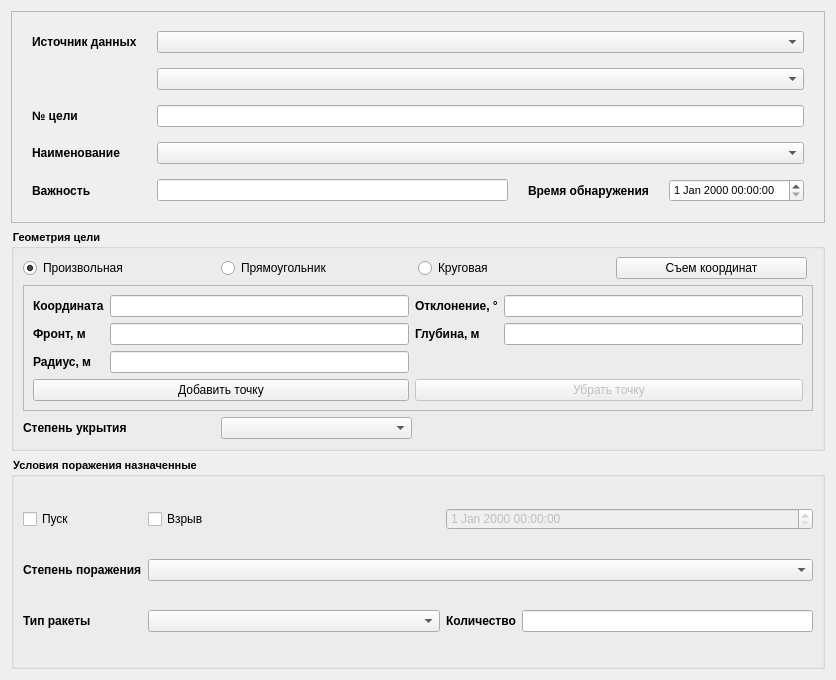
Old version of the form hittargets.ui in the repository rymarchik/InitState.
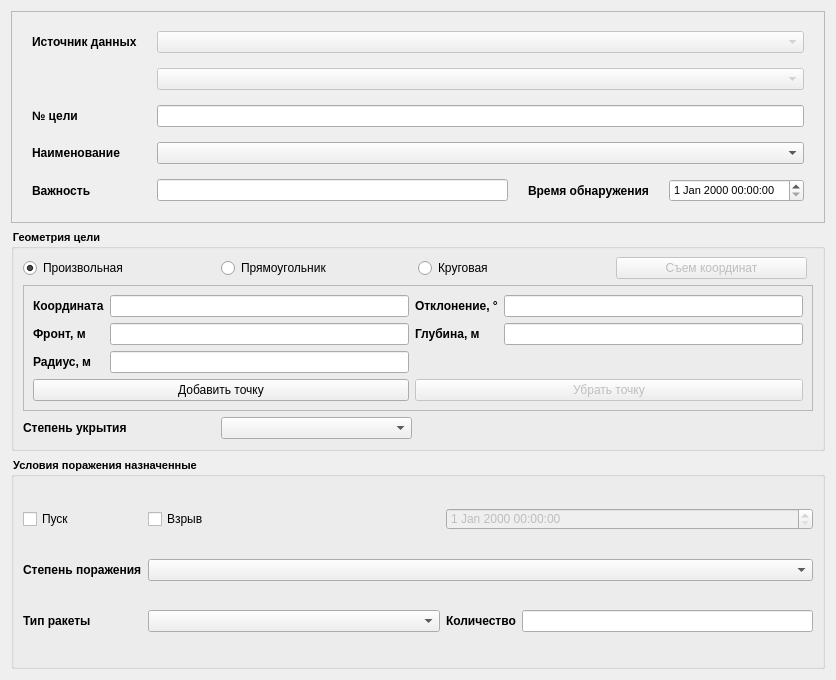
New version of the form.

```diff
--- a/hittargets.ui
+++ b/hittargets.ui
@@ -57,7 +57,7 @@
       <item row="0" column="1" colspan="3">
        <widget class="QComboBox" name="dataSourceBatteryCB">
         <property name="enabled">
-         <bool>true</bool>
+         <bool>false</bool>
         </property>
         <property name="font">
          <font>
@@ -151,6 +151,9 @@
       </item>
       <item row="1" column="1" colspan="3">
        <widget class="QComboBox" name="dataSourceWeaponryCB">
+        <property name="enabled">
+         <bool>false</bool>
+        </property>
         <property name="font">
          <font>
           <pointsize>8</pointsize>
@@ -225,6 +228,9 @@
      <layout class="QGridLayout" name="gridLayout_2">
       <item row="1" column="3">
        <widget class="QPushButton" name="pickCoordinatesBtn">
+        <property name="enabled">
+         <bool>false</bool>
+        </property>
         <property name="sizePolicy">
          <sizepolicy hsizetype="Expanding" vsizetype="Fixed">
           <horstretch>0</horstretch>
```
